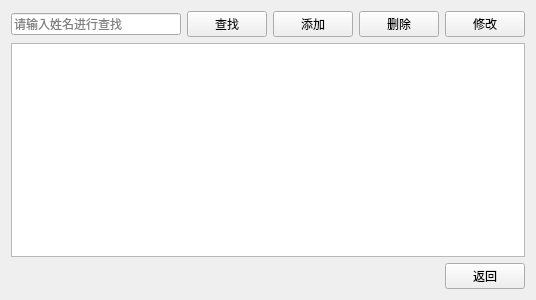
This is LibraryAndBorrowingManagementSystem/bookview.ui in longyuan56649826/QtCourse as Qt 5 draws it before an edit. The edited form follows.
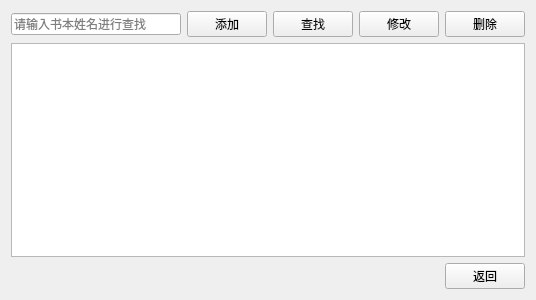
This is the edited form. Icons and pictures are not drawn.

Commit message: 实现管理员的书本添加，修改，删除，查询

Patch:
```diff
--- a/LibraryAndBorrowingManagementSystem/bookview.ui
+++ b/LibraryAndBorrowingManagementSystem/bookview.ui
@@ -21,7 +21,18 @@
        <item>
         <widget class="QLineEdit" name="txtSearch">
          <property name="placeholderText">
-          <string>请输入姓名进行查找</string>
+          <string>请输入书本姓名进行查找</string>
+         </property>
+        </widget>
+       </item>
+       <item>
+        <widget class="QPushButton" name="btAdd">
+         <property name="text">
+          <string>添加</string>
+         </property>
+         <property name="icon">
+          <iconset>
+           <normaloff>../Lab4/image/new.png</normaloff>../Lab4/image/new.png</iconset>
          </property>
         </widget>
        </item>
@@ -36,28 +47,6 @@
          </property>
         </widget>
        </item>
-       <item>
-        <widget class="QPushButton" name="btAdd">
-         <property name="text">
-          <string>添加</string>
-         </property>
-         <property name="icon">
-          <iconset>
-           <normaloff>../Lab4/image/new.png</normaloff>../Lab4/image/new.png</iconset>
-         </property>
-        </widget>
-       </item>
-       <item>
-        <widget class="QPushButton" name="btDelete">
-         <property name="text">
-          <string>删除</string>
-         </property>
-         <property name="icon">
-          <iconset>
-           <normaloff>../Lab4/image/delete.png</normaloff>../Lab4/image/delete.png</iconset>
-         </property>
-        </widget>
-       </item>
        <item>
         <widget class="QPushButton" name="btEdit">
          <property name="text">
@@ -69,6 +58,17 @@
          </property>
         </widget>
        </item>
+       <item>
+        <widget class="QPushButton" name="btDelete">
+         <property name="text">
+          <string>删除</string>
+         </property>
+         <property name="icon">
+          <iconset>
+           <normaloff>../Lab4/image/delete.png</normaloff>../Lab4/image/delete.png</iconset>
+         </property>
+        </widget>
+       </item>
       </layout>
      </item>
      <item>
```
The commit also changes 16 other files.
